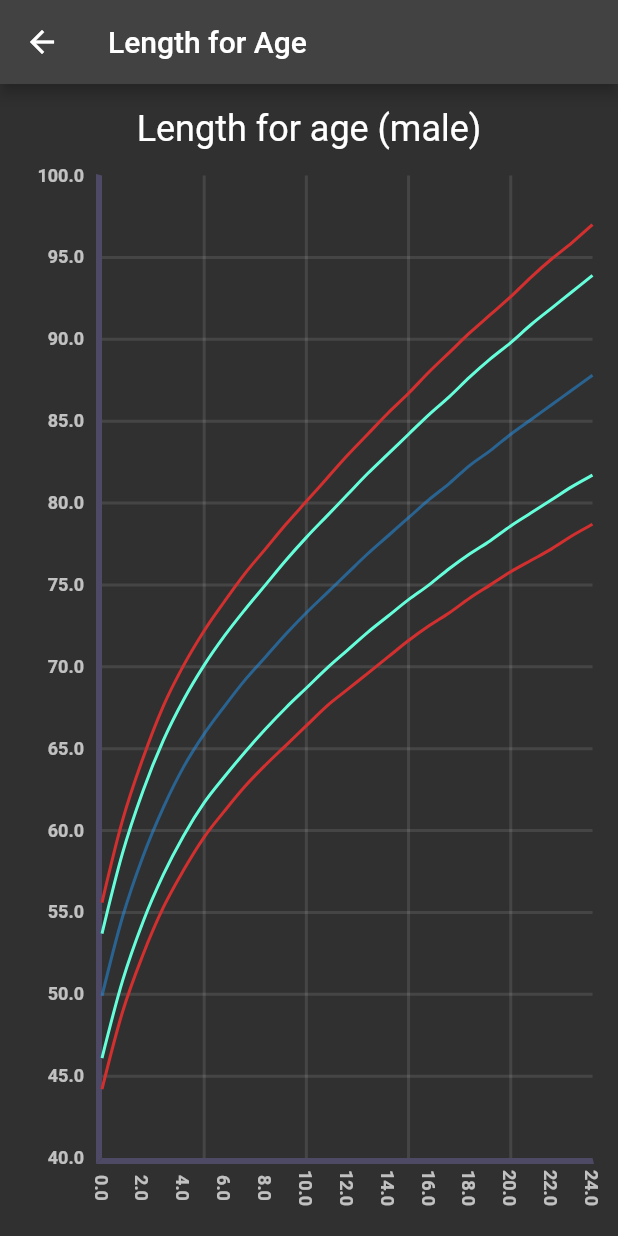
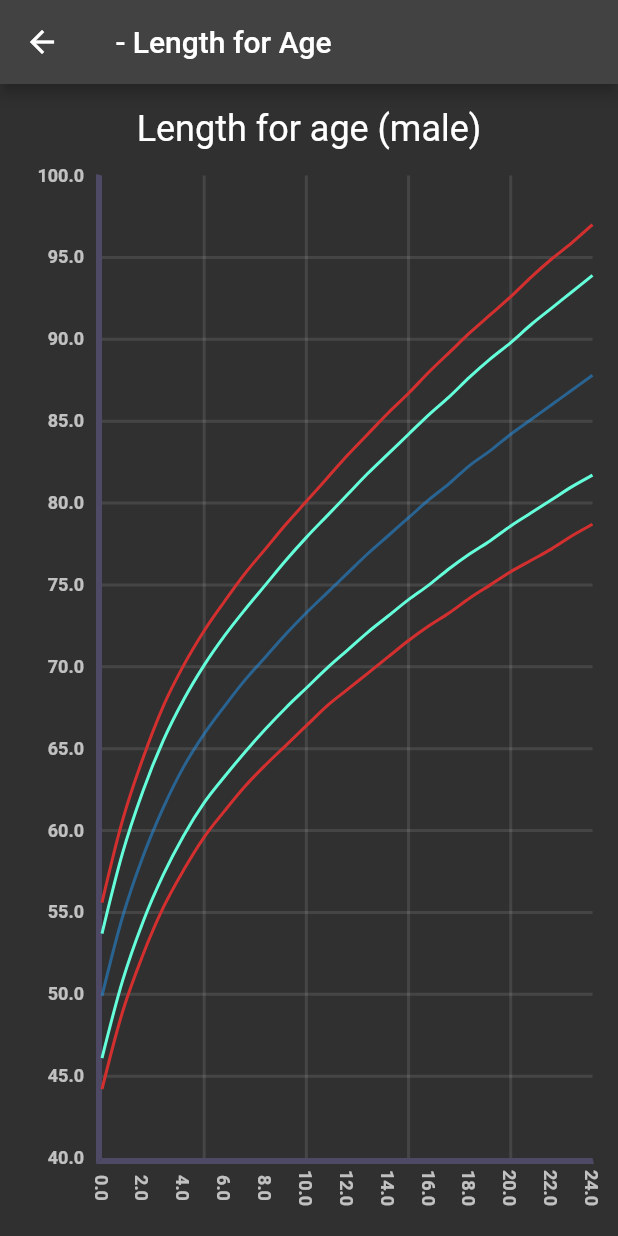
Before and after one commit to joshestein/PMSD, a Flutter app: the FullScreenLengthForAge screen opened directly with empty values, on a phone screen of 412 x 824 dp. Run offline on Flutter 3.47's test engine with Material 2 defaults, Android fonts, the light colour scheme and no system bars; drawn by our look-alikes of fl_chart; our stand-ins replace image_picker, sqflite; missing offline and left inert: dart:ffi, tflite; accounts and stored records are empty.

Commit message:
Display child name on fullscreen length for age

```diff
--- a/proto/lib/charts/fullscreen_length_for_age.dart
+++ b/proto/lib/charts/fullscreen_length_for_age.dart
@@ -13,7 +13,7 @@ class FullScreenLengthForAge extends StatelessWidget {
   Widget build(BuildContext context) {
     return Scaffold(
       appBar: AppBar(
-        title: const Text('Length for Age'),
+        title: Text('${child.name} - Length for Age'),
       ),
       body: LengthForAgeChart(
         child: child,
```
